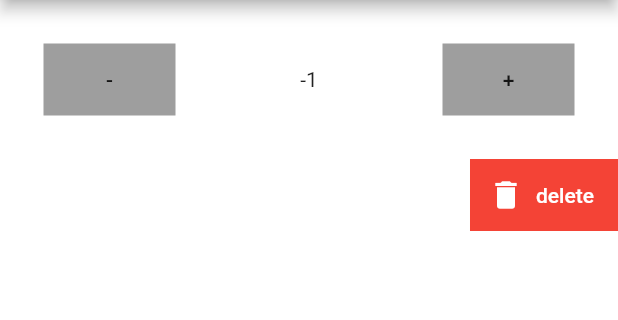
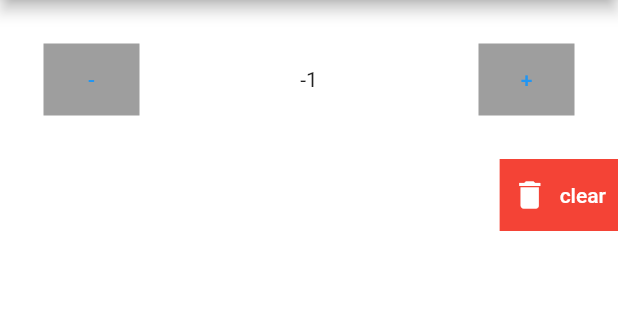
Before and after one commit to VershimaKelvin/adder, a Flutter app: the screen it shows after launch, after a tap on an icon or button, on a phone screen of 412 x 824 dp, the part 84-404 px from its top. Run offline on Flutter 3.47's test engine with Material 2 defaults, Android fonts, the phone set to English and light mode, and no system bars; our stand-ins replace shared_preferences.

Commit message:
fixed the remove button error and removed all deprecated widget

```diff
--- a/lib/main.dart
+++ b/lib/main.dart
@@ -2,13 +2,12 @@ import 'package:adder/provider.dart';
 import 'package:flutter/material.dart';
 import 'package:flutter/widgets.dart';
 import 'package:provider/provider.dart';
-import 'package:shared_preferences/shared_preferences.dart';
 
 void main() {
   runApp(  MaterialApp(
       home:ChangeNotifierProvider<Backend>(
           create: (BuildContext context)=>Backend(),
-        child: MyApp())));
+        child: const MyApp())));
 }
 
 class MyApp extends StatefulWidget {
@@ -35,7 +34,7 @@ class _MyAppState extends State<MyApp> {
               children:  [
                 Container(
                   color: Colors.grey,
-                  child: FlatButton(
+                  child: TextButton(
                     onPressed: (){
                       Provider.of<Backend>(context,listen: false).subtractNumber();
                     },
@@ -43,8 +42,11 @@ class _MyAppState extends State<MyApp> {
                 ),
                 Text(Provider.of<Backend>(context).value.toString()),
                 Container(
+                  decoration: BoxDecoration(
+                    borderRadius: BorderRadius.circular(12)
+                  ),
                   color: Colors.grey,
-                  child: FlatButton(
+                  child: TextButton(
                     onPressed: (){
                       Provider.of<Backend>(context,listen: false).addNumber();
                     },
@@ -59,16 +61,16 @@ class _MyAppState extends State<MyApp> {
             children: [
               Container(
                 color: Colors.red,
-                child: FlatButton.icon(
+                child: TextButton.icon(
                     onPressed:(){
-                      Provider.of<Backend>(context).deletePreferences();
+                      Provider.of<Backend>(context,listen: false).deletePreferences();
                     },
                     icon: const Icon(
                       Icons.delete,
                       color: Colors.white,
                     ),
                     label: const Text(
-                      'delete',
+                      'clear',
                       style: TextStyle(
                         color: Colors.white
                       ),
--- a/lib/provider.dart
+++ b/lib/provider.dart
@@ -37,8 +37,9 @@ class Backend with ChangeNotifier{
     notifyListeners();
   }
 
-  void deletePreferences()async{
+   deletePreferences()async{
     SharedPreferences prefs = await SharedPreferences.getInstance();
+    value=0;
     prefs.remove('value');
     notifyListeners();
   }
```
